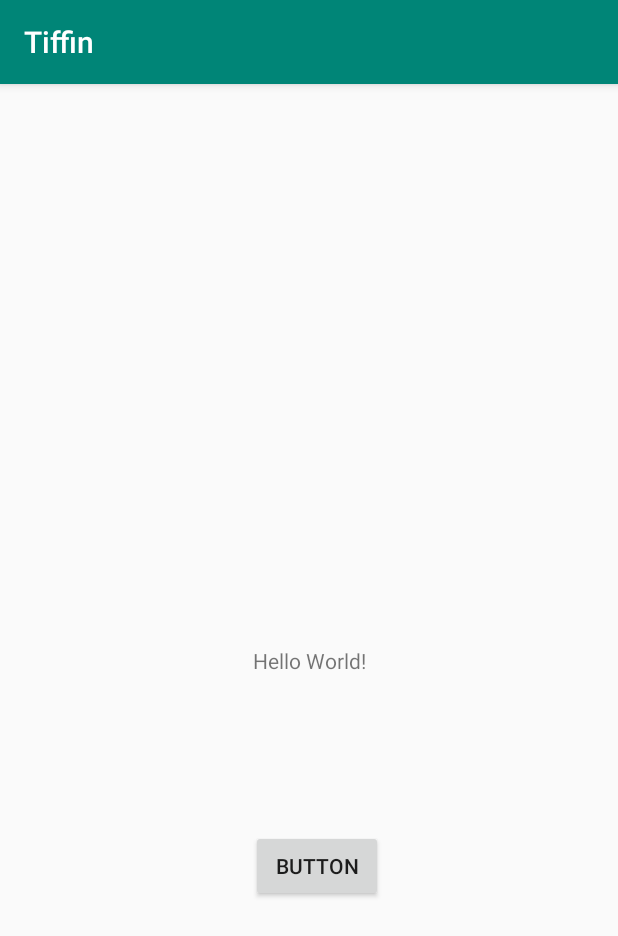
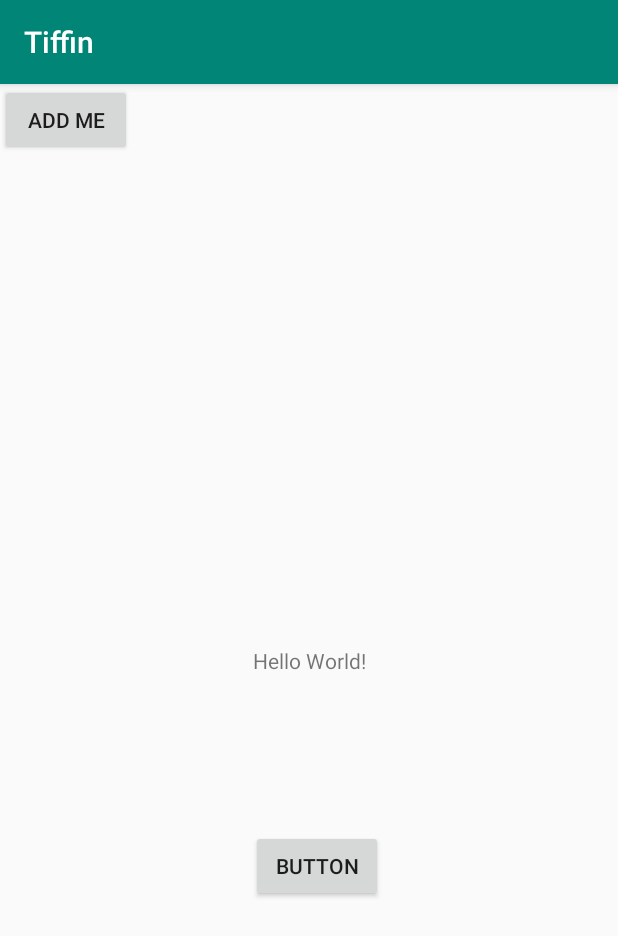
Before and after one commit to Kamran-Manzoor/Tiffin, an Android app: the screen it shows after launch (MainActivity), on a phone screen of 412 x 824 dp. Shown: the top 936 px of the screen. Run offline under Robolectric (Android 15) with nearby library versions, the phone set to English and light mode, and no system bars.

Commit message:
Button Changing

```diff
--- a/app/src/main/res/layout/activity_main.xml
+++ b/app/src/main/res/layout/activity_main.xml
@@ -31,5 +31,14 @@
         app:layout_constraintTop_toTopOf="parent"
         app:layout_constraintVertical_bias="0.695" />
 
+    <Button
+        android:id="@+id/button2"
+        android:layout_width="wrap_content"
+        android:layout_height="wrap_content"
+        android:text="Add Me"
+        tools:layout_editor_absoluteX="150dp"
+        tools:layout_editor_absoluteY="137dp"
+        tools:ignore="MissingConstraints" />
+
 
 </android.support.constraint.ConstraintLayout>
```
